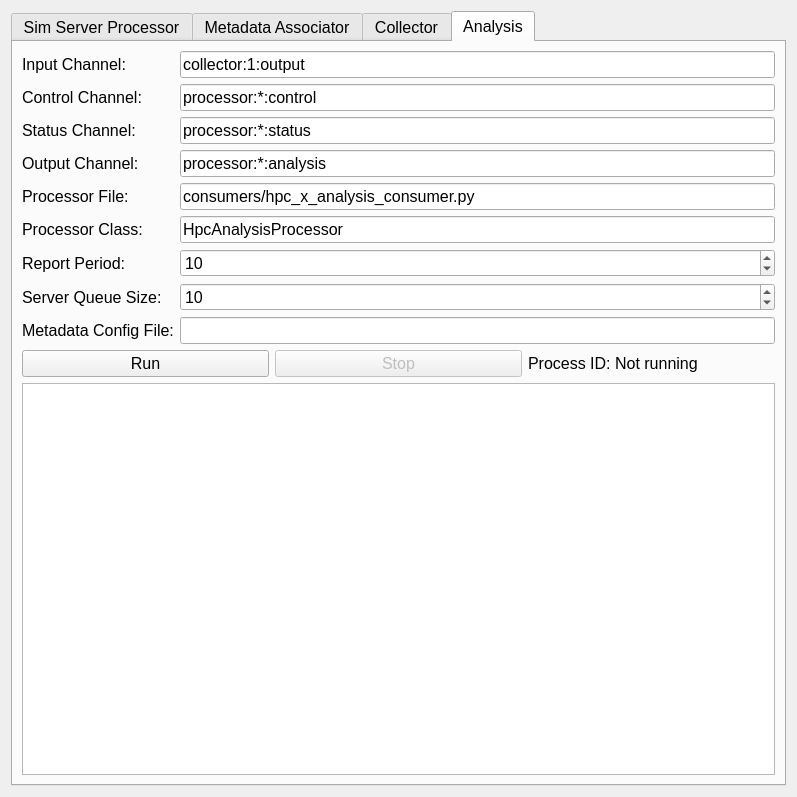
Old version of the form gui/pva_workflow_setup.ui in the repository AdvancedPhotonSource/DashPVA.
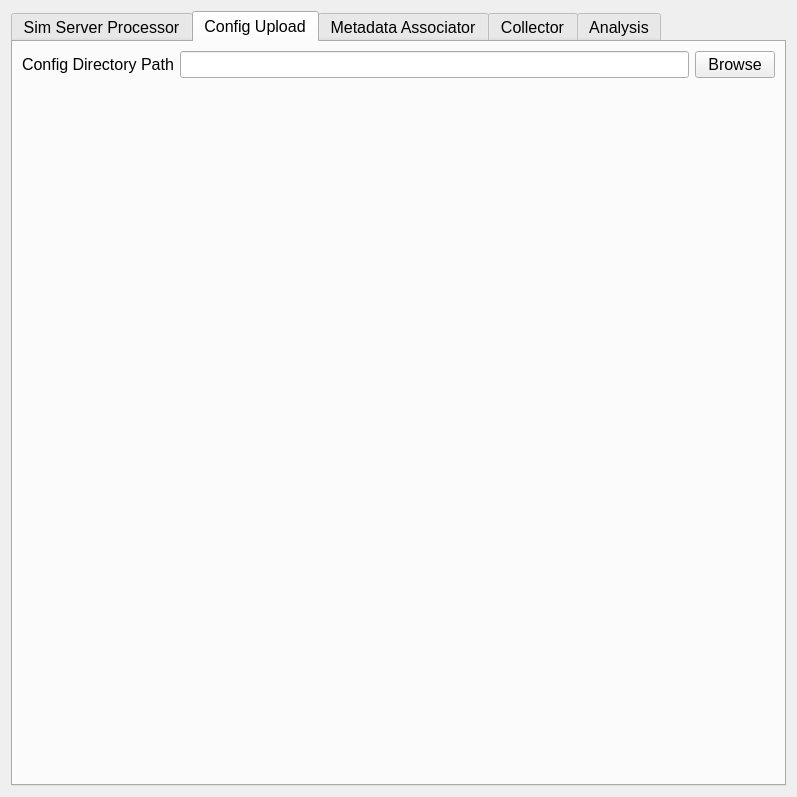
New version of the form. The open tabs and pages were chosen to show the change.

Commit message: added simulated data setup for each pv. need. minor bug fixes

Patch:
```diff
--- a/gui/pva_workflow_setup.ui
+++ b/gui/pva_workflow_setup.ui
@@ -264,6 +264,38 @@
        </item>
       </layout>
      </widget>
+     <widget class="QWidget" name="configUploadTab">
+      <attribute name="title">
+       <string>Config Upload</string>
+      </attribute>
+      <layout class="QVBoxLayout" name="verticalLayout_3">
+       <item>
+        <layout class="QFormLayout" name="configUploadFormLayout">
+         <item row="0" column="0">
+          <widget class="QLabel" name="label">
+           <property name="text">
+            <string>Config Directory Path</string>
+           </property>
+          </widget>
+         </item>
+         <item row="0" column="1">
+          <layout class="QHBoxLayout" name="configUploadHorizontalLayout">
+           <item>
+            <widget class="QLineEdit" name="lineEditConfigUploadPath"/>
+           </item>
+           <item>
+            <widget class="QPushButton" name="pushButton_2">
+             <property name="text">
+              <string>Browse</string>
+             </property>
+            </widget>
+           </item>
+          </layout>
+         </item>
+        </layout>
+       </item>
+      </layout>
+     </widget>
      <widget class="QWidget" name="associatorConsumersTab">
       <attribute name="title">
        <string>Metadata Associator</string>
@@ -833,9 +865,6 @@
            </property>
           </widget>
          </item>
-         <item row="8" column="1">
-          <widget class="QLineEdit" name="lineEditMetadataConfigAnalysis"/>
-         </item>
          <item row="6" column="0">
           <widget class="QLabel" name="labelReportPeriodAnalysis">
            <property name="text">
@@ -874,7 +903,7 @@
          <item row="4" column="1">
           <widget class="QLineEdit" name="lineEditProcessorFileAnalysis">
            <property name="text">
-            <string>consumers/hpc_x_analysis_consumer.py</string>
+            <string>consumers/hpc_spontaneous_analysis_consumer.py</string>
            </property>
           </widget>
          </item>
@@ -899,6 +928,20 @@
            </property>
           </widget>
          </item>
+         <item row="8" column="1">
+          <layout class="QHBoxLayout" name="horizontalLayout_3">
+           <item>
+            <widget class="QLineEdit" name="lineEditMetadataConfigAnalysis"/>
+           </item>
+           <item>
+            <widget class="QPushButton" name="buttonBrowseMetadataAnalysis">
+             <property name="text">
+              <string>Browse</string>
+             </property>
+            </widget>
+           </item>
+          </layout>
+         </item>
         </layout>
        </item>
        <item>
```
Left out of the diff: 2 changed lines with no effect on the pictures. The commit also changes 5 other files.
